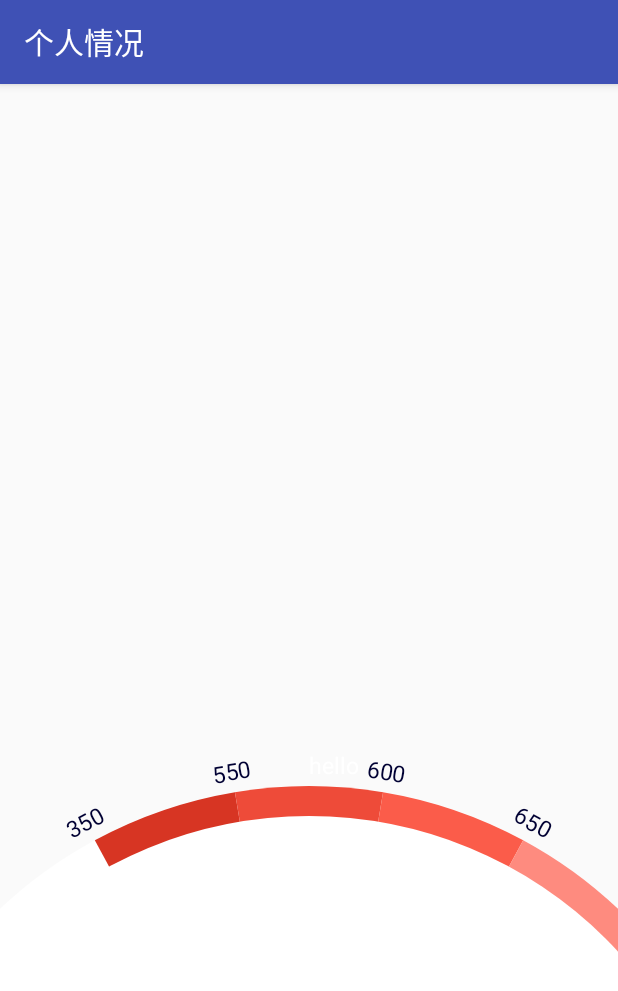
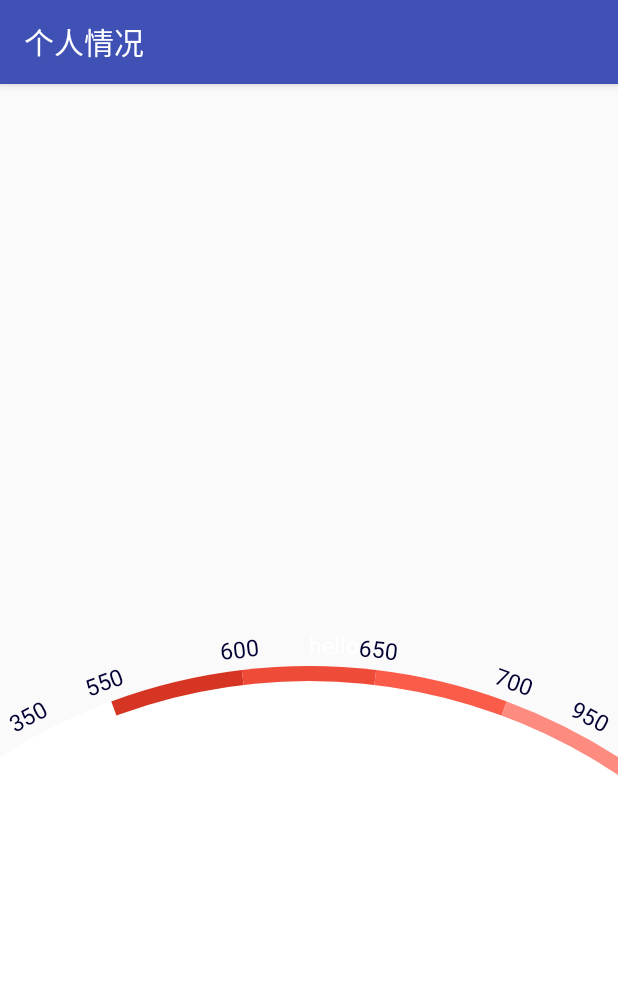
Before and after one commit to wuzhenmin/work-view-demo, an Android app: the screen it shows after launch (SelfDigitalActivity), on a phone screen of 412 x 824 dp. Shown: the top 991 px of the screen. Run offline under Robolectric (Android 15) with nearby library versions, the phone set to English and light mode, and no system bars.

Commit message:
修改lebals的显示细节

```diff
--- a/app/src/main/java/com/kingdee/min/logindemo/view/ColorFulSectorView.java
+++ b/app/src/main/java/com/kingdee/min/logindemo/view/ColorFulSectorView.java
@@ -5,6 +5,7 @@ import android.content.res.TypedArray;
 import android.graphics.Canvas;
 import android.graphics.Color;
 import android.graphics.Paint;
+import android.graphics.Path;
 import android.graphics.RectF;
 import android.text.TextPaint;
 import android.util.AttributeSet;
@@ -24,9 +25,11 @@ public class ColorFulSectorView extends View {
     private int mTextColor;
     private Paint mPaint;
     private TextPaint mTextPaint;
+    private Path mPath;
     private RectF mRectF;
     private final int SUM2PARTS = 5;
-    private final float BACKROTATE = SUM2PARTS / 2f - 1f;
+    private final float BACKROTATE = SUM2PARTS / 2f;
+    private final float INDENTATION = 0.4f;
     private final int[] PANEL_COLORS = new int[]{
             Color.rgb(0xd7, 0x35, 0x23), Color.rgb(0xee, 0x4b, 0x39),
             Color.rgb(0xfb, 0x5c, 0x4a), Color.rgb(0xfe, 0x8b, 0x7f), Color.rgb(0xff, 0xaa, 0xa0)};
@@ -97,9 +100,24 @@ public class ColorFulSectorView extends View {
         mTextPaint.setColor(mTextColor);
         for (int i = 0; i < PANEL_LABELS.length; i++) {
             float halfTextLength = mTextPaint.measureText(PANEL_LABELS[i]) / 2f;
-            canvas.drawText(PANEL_LABELS[i], centreX-halfTextLength, centreY - bigRadius - mPaint.getTextSize(), mTextPaint);
-            canvas.rotate(mSweepAngleApart, centreX, centreY);
+            if (i == 0) {
+                canvas.rotate(mSweepAngleApart * INDENTATION, centreX, centreY);
+                canvas.drawText(PANEL_LABELS[i], centreX - halfTextLength, centreY - bigRadius - mPaint.getTextSize(), mTextPaint);
+            } else if (i == PANEL_LABELS.length - 1) {
+                canvas.rotate(mSweepAngleApart *(1-INDENTATION), centreX, centreY);
+                canvas.drawText(PANEL_LABELS[i], centreX - halfTextLength, centreY - bigRadius - mPaint.getTextSize(), mTextPaint);
+            } else if (i == 1) {
+                canvas.rotate(mSweepAngleApart *(1-INDENTATION), centreX, centreY);
+                canvas.drawText(PANEL_LABELS[i], centreX - halfTextLength, centreY - bigRadius - mPaint.getTextSize(), mTextPaint);
+            }else{
+                canvas.rotate(mSweepAngleApart, centreX, centreY);
+                canvas.drawText(PANEL_LABELS[i], centreX - halfTextLength, centreY - bigRadius - mPaint.getTextSize(), mTextPaint);
+            }
+
         }
+
+
+
 
 
     }
--- a/app/src/main/res/layout/activity_self_digital.xml
+++ b/app/src/main/res/layout/activity_self_digital.xml
@@ -8,10 +8,10 @@
         android:layout_width="match_parent"
         android:layout_height="400dp"
         android:layout_alignParentBottom="true"
-        min:bigRadius="300dp"
+        min:bigRadius="380dp"
         min:mTextColor="@color/text_lebals_color"
         min:mTextSize="15sp"
-        min:smallRadius="280dp" />
+        min:smallRadius="370dp" />
 
 
 </RelativeLayout>
```
